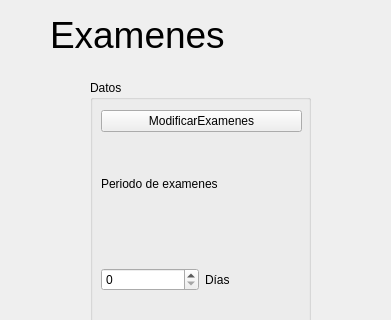
nestorgranado/URJC-TFG-Aplicacion-para-la-gestion-de-horarios-y-examenes-en-la-universidad, file Aplicacion/interfaces/Ui/exams.ui: the form before one commit; both pictures show x 0 to 391 and y 0 to 320 of the 391 by 458 pixel window.
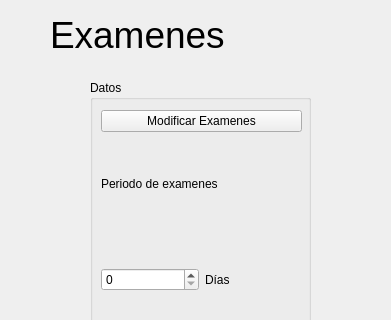
The form after the commit.

Commit message: Errores de modificacion de asignaturas y examenes

Diff of the .ui file:
```diff
--- a/Aplicacion/interfaces/Ui/exams.ui
+++ b/Aplicacion/interfaces/Ui/exams.ui
@@ -56,7 +56,7 @@
      <item>
       <widget class="QPushButton" name="modificar">
        <property name="text">
-        <string>ModificarExamenes</string>
+        <string>Modificar Examenes</string>
        </property>
       </widget>
      </item>
```
The commit also changes 5 other files.
